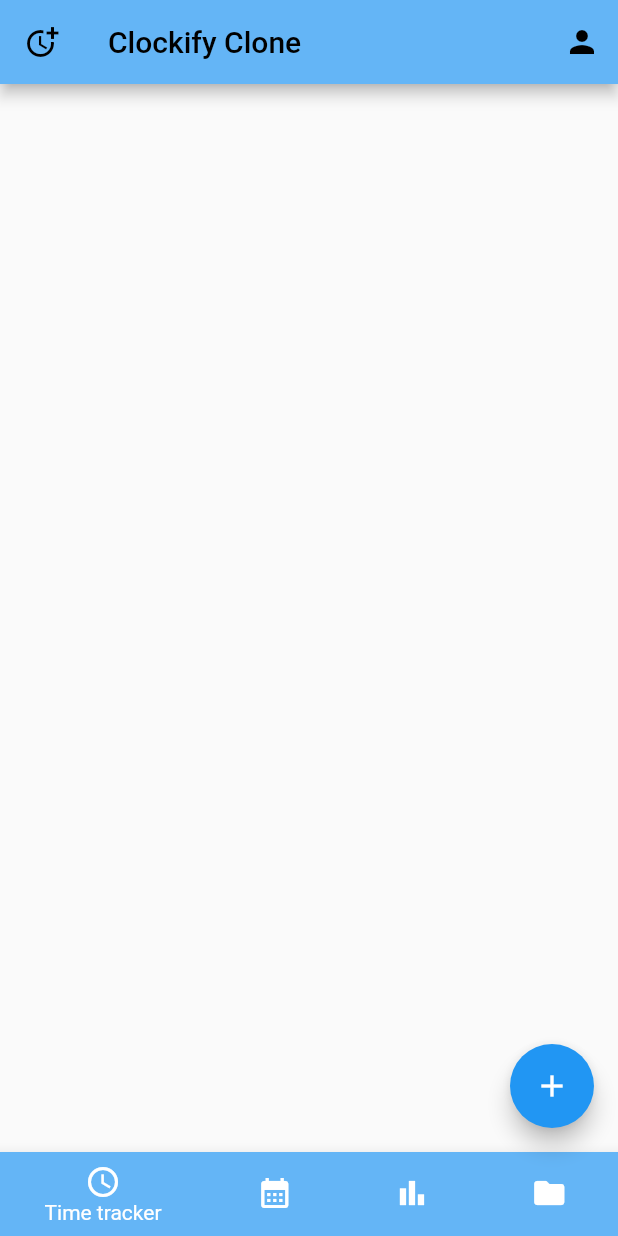
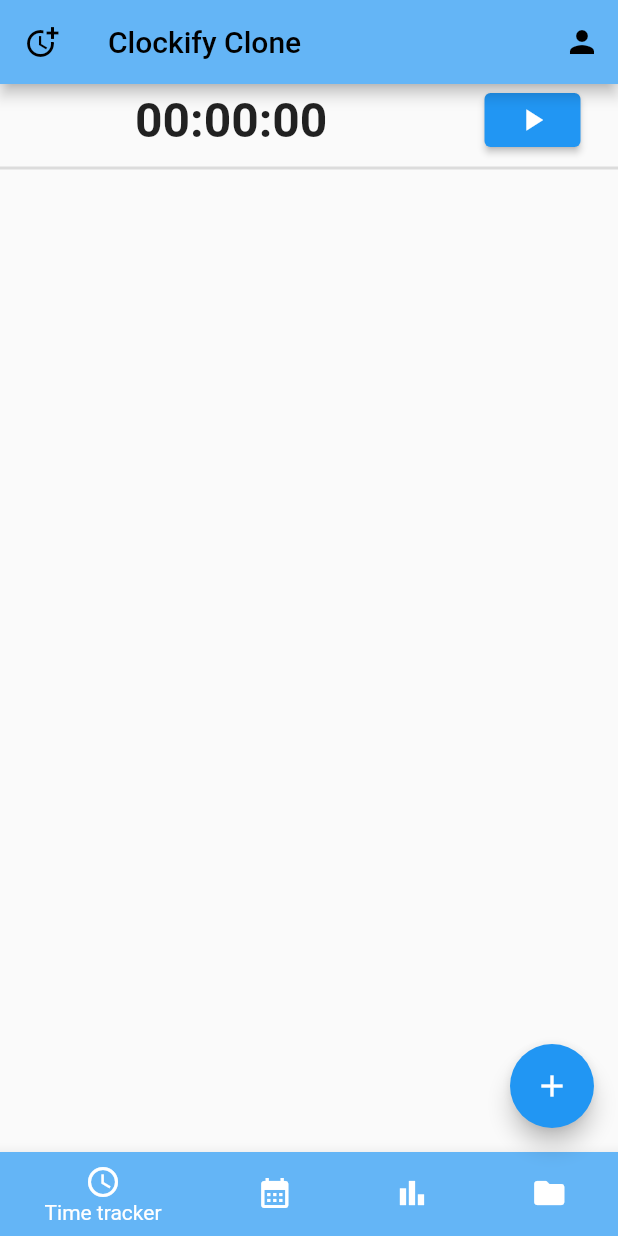
Before and after one commit to Sethupathi0219/clockifycloneyaash, a Flutter app: the screen it shows after launch, on a phone screen of 412 x 824 dp. Run offline on Flutter 3.47's test engine with Material 2 defaults, Android fonts, the phone set to English and light mode, and no system bars.

Commit message:
initial commit

```diff
--- a/lib/Clone/project.dart
+++ b/lib/Clone/project.dart
@@ -22,7 +22,7 @@
   Widget build(BuildContext context) {
     return Scaffold(
         appBar: AppBar(
-          title: Text('Tasks'),
+          title: Text('Projects'),
         ),
         body: ListView.builder(
             itemCount: Projects.length,
--- a/lib/Clone/tags.dart
+++ b/lib/Clone/tags.dart
@@ -19,7 +19,7 @@
   Widget build(BuildContext context) {
     return Scaffold(
         appBar: AppBar(
-          title: const Text('Projects'),
+          title: const Text('Tags'),
         ),
         body: ListView.builder(
             itemCount: Tag.length,
--- a/lib/Clone/timer.dart
+++ b/lib/Clone/timer.dart
@@ -166,7 +166,7 @@
           ),
           ListTile(
             leading: const Icon(Icons.local_offer, size: 25.0),
-            title: Text('tags', style: TextStyle(fontSize: 20.0)),
+            title: Text('Tags', style: TextStyle(fontSize: 20.0)),
             subtitle: Text(selectedTags?.name ?? ""),
             onTap: () {
               setState(() {
--- a/lib/Screen/Timetracker.dart
+++ b/lib/Screen/Timetracker.dart
@@ -1,3 +1,5 @@
+import 'dart:async';
+
 import 'package:flutter/material.dart';
 
 class TimeScreen extends StatefulWidget {
@@ -8,10 +10,81 @@
 }
 
 class _TimeScreenState extends State<TimeScreen> {
+  late Timer _timer;
+  int _seconds = 0;
+  int _minutes = 0;
+  int _hours = 0;
+  bool isTimerOn = false;
+  void startTimer() {
+    if (isTimerOn == false) {
+      _timer = Timer.periodic(const Duration(seconds: 1), (timer) {
+        setState(() {
+          _seconds++;
+          if (_seconds >= 60) {
+            _seconds = 0;
+            _minutes++;
+            if (_minutes >= 60) {
+              _minutes = 0;
+              _hours++;
+            }
+          }
+        });
+      });
+    } else {
+      _timer.cancel();
+    }
+    setState(() {
+      isTimerOn = !isTimerOn;
+    });
+  }
+
+  void stopTimer() {
+    _timer.cancel();
+  }
+
+  String formatTime(int time) {
+    return time.toString().padLeft(2, '0');
+  }
+
   @override
+  void dispose() {
+    _timer.cancel();
+    super.dispose();
+  }
+
   Widget build(BuildContext context) {
     return Scaffold(
-      body: Container(),
-    );
+        body: Column(
+      children: [
+        Center(
+          child: Row(
+            children: [
+              const SizedBox(
+                width: 90,
+              ),
+              Expanded(
+                flex: 2,
+                child: Text(
+                  '${formatTime(_hours)}:${formatTime(_minutes)}:${formatTime(_seconds)}',
+                  style: const TextStyle(
+                      fontSize: 32, fontWeight: FontWeight.bold),
+                ),
+              ),
+              Padding(
+                padding: EdgeInsets.only(right: 25.0),
+                child: ElevatedButton(
+                  onPressed: startTimer,
+                  child:
+                      Icon(isTimerOn ? Icons.square_rounded : Icons.play_arrow),
+                ),
+              ),
+            ],
+          ),
+        ),
+        const Divider(
+          thickness: 2.0,
+        )
+      ],
+    ));
   }
 }
```
